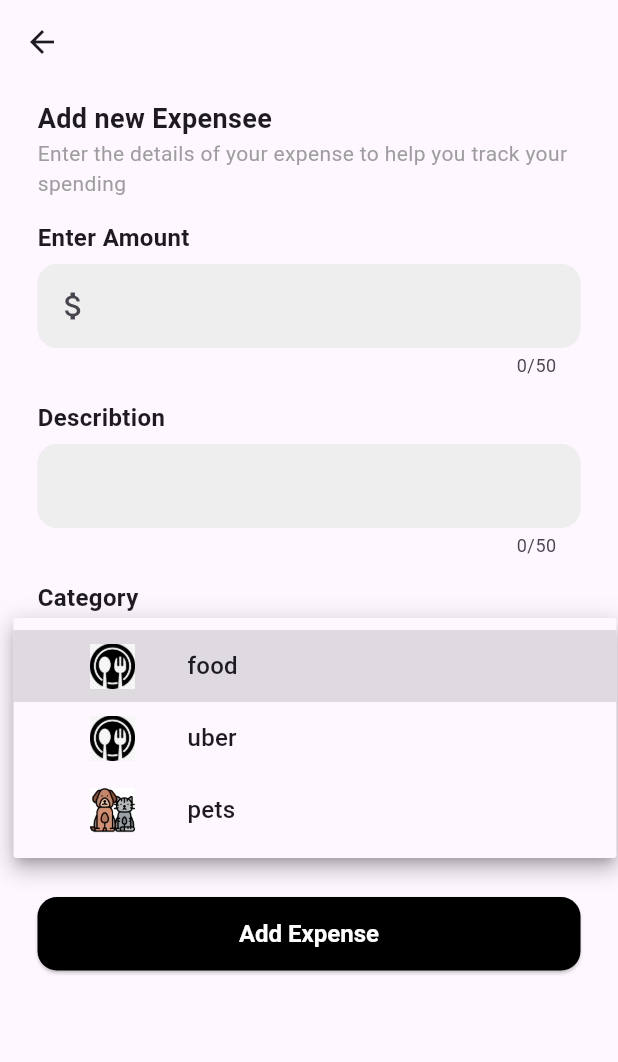
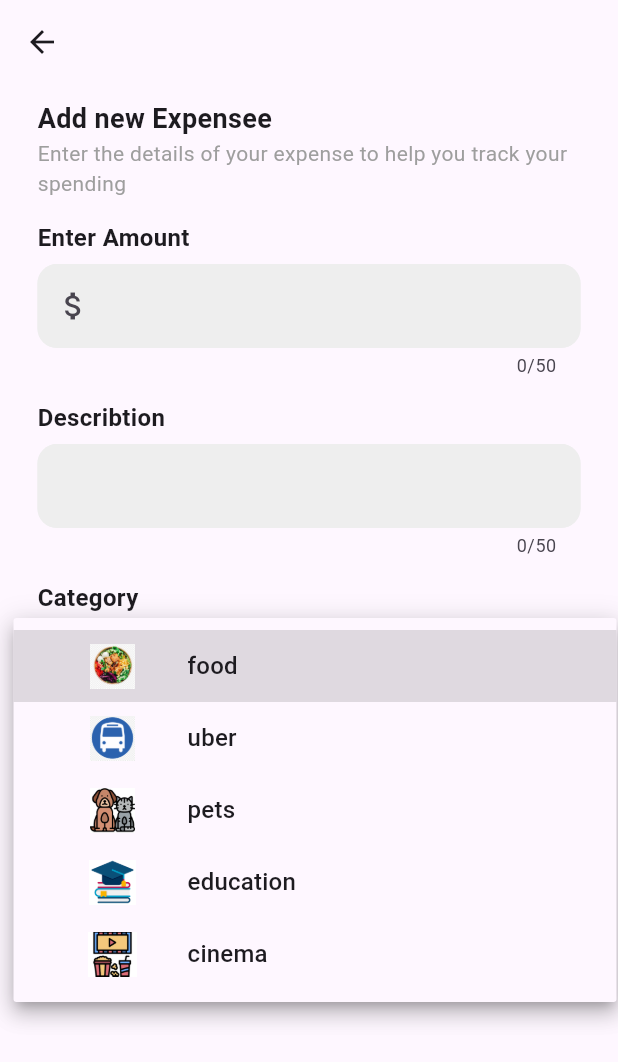
Before and after one commit to nehalElBasel/ExpenseApp, a Flutter app: the AddExpenseView screen opened by its route, after a tap on "food", on a phone screen of 412 x 824 dp. Shown: the top 1062 px of the screen. Run offline on Flutter 3.47's test engine with Material 3 defaults, Android fonts, the phone set to English and light mode, and no system bars; our stand-ins replace flutter_bloc.

Commit message:
fix issues

```diff
--- a/lib/models/expense.dart
+++ b/lib/models/expense.dart
@@ -12,7 +12,9 @@ class ExpenseModel {
 }
 
 Map<String, String> categories = {
-  "food": "assets/images/categories/food.png",
-  "uber": "assets/images/categories/food.png",
+  "food": "assets/images/categories/food.jpg",
+  "uber": "assets/images/categories/bus.png",
   "pets": "assets/images/categories/pet.png",
+  "education": "assets/images/categories/education.png",
+  "cinema": "assets/images/categories/cinema.png",
 };
--- a/lib/views/add_expense.dart
+++ b/lib/views/add_expense.dart
@@ -77,7 +77,12 @@ class _AddExpenseViewState extends State<AddExpenseView> {
     return Scaffold(
       appBar: AppBar(),
       body: Padding(
-        padding: EdgeInsets.symmetric(horizontal: 25, vertical: 10),
+        padding: EdgeInsets.only(
+          left: 25,
+          right: 25,
+          top: 10,
+          bottom: MediaQuery.of(context).viewInsets.bottom,
+        ),
         child: Form(
           key: formKey,
           child: Column(
```
Also changed, not shown: assets/images/categories/food.jpg (added).
